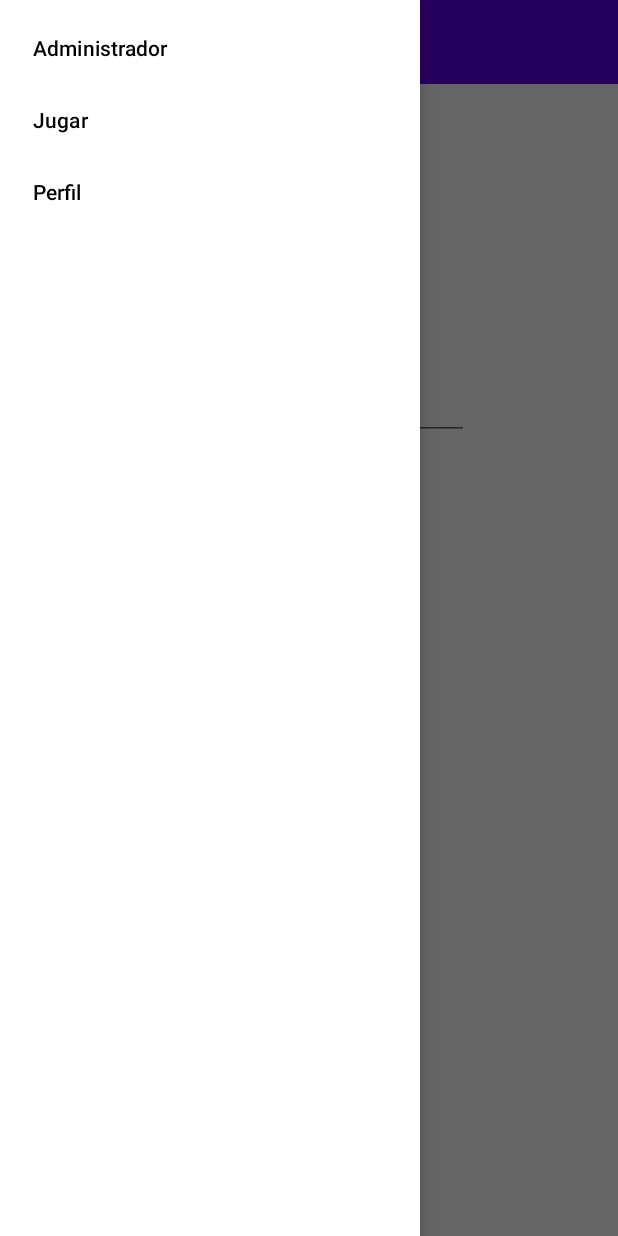
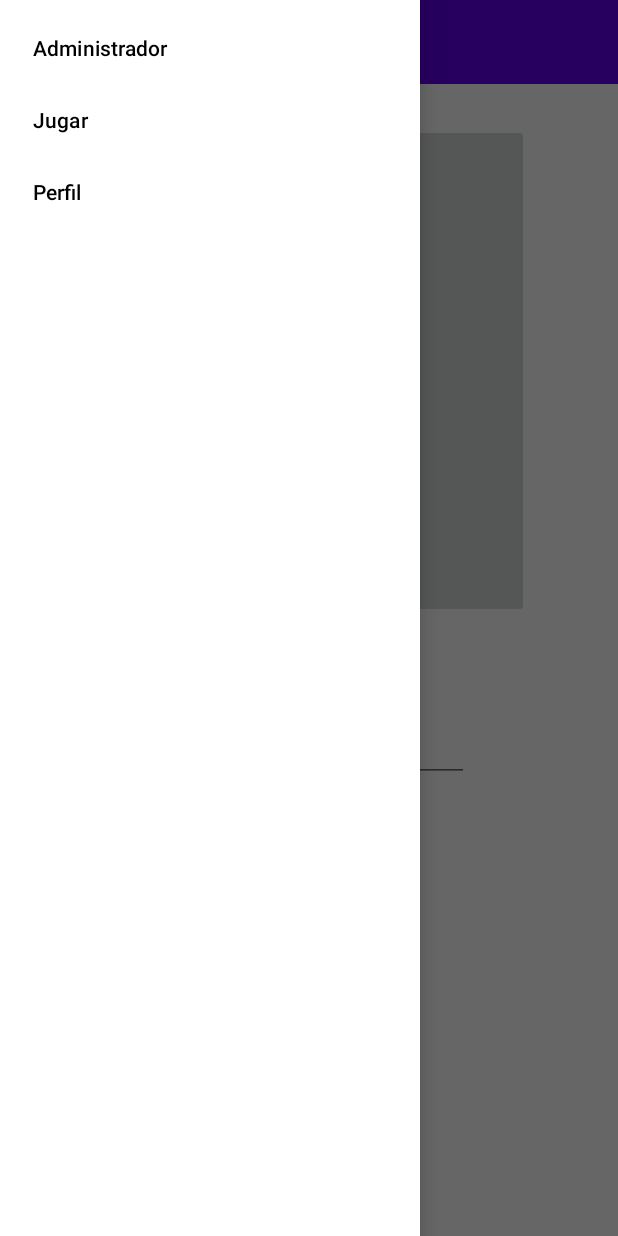
Before and after one commit to juanxoo5/TopTrump, an Android app: the CrearUsuFragment screen opened through its navigation route, with the side drawer open, on a phone screen of 412 x 824 dp. Run offline under Robolectric (Android 15) with nearby library versions, the phone set to English and light mode, and no system bars; our stand-ins replace navigation-ui.

Commit message:
imagenes delimitadas

```diff
--- a/app/build.gradle
+++ b/app/build.gradle
@@ -31,16 +31,16 @@ android {
 dependencies {
 
 
-    implementation 'com.google.android.gms:play-services-auth:17.0.0'
+    implementation 'com.google.android.gms:play-services-auth:19.0.0'
     implementation 'androidx.appcompat:appcompat:1.2.0'
     implementation 'com.google.android.material:material:1.2.1'
     implementation 'androidx.constraintlayout:constraintlayout:2.0.4'
     implementation 'androidx.navigation:navigation-fragment:2.3.2'
     implementation 'androidx.navigation:navigation-ui:2.3.2'
     implementation 'androidx.legacy:legacy-support-v4:1.0.0'
-    implementation 'androidx.room:room-runtime:2.2.5'
+    implementation 'androidx.room:room-runtime:2.2.6'
     testImplementation 'junit:junit:4.+'
     androidTestImplementation 'androidx.test.ext:junit:1.1.2'
     androidTestImplementation 'androidx.test.espresso:espresso-core:3.3.0'
-    annotationProcessor 'androidx.room:room-compiler:2.2.5'
+    annotationProcessor 'androidx.room:room-compiler:2.2.6'
 }
--- a/app/src/main/res/layout/fragment_crear_usu.xml
+++ b/app/src/main/res/layout/fragment_crear_usu.xml
@@ -31,30 +31,58 @@
 
             <ImageButton
                 android:id="@+id/ibtAvatar"
-                android:layout_width="wrap_content"
-                android:layout_height="wrap_content"
-                android:layout_marginTop="32dp"
-                android:layout_marginBottom="32dp"
+                android:layout_width="0dp"
+                android:layout_height="0dp"
                 android:contentDescription="@string/imagen"
                 android:src="@drawable/ic_launcher_foreground"
-                app:layout_constraintBottom_toTopOf="@+id/etNombreUsuario"
-                app:layout_constraintEnd_toEndOf="parent"
-                app:layout_constraintStart_toStartOf="parent"
-                app:layout_constraintTop_toBottomOf="@+id/tbCrearUsuFrgm"
+                app:layout_constraintBottom_toTopOf="@+id/guideline22"
+                app:layout_constraintEnd_toStartOf="@+id/guideline20"
+                app:layout_constraintHorizontal_bias="0.0"
+                app:layout_constraintStart_toStartOf="@+id/guideline19"
+                app:layout_constraintTop_toTopOf="@+id/guideline21"
+                app:layout_constraintVertical_bias="1.0"
                 tools:src="@tools:sample/avatars" />
 
             <EditText
                 android:id="@+id/etNombreUsuario"
                 android:layout_width="wrap_content"
                 android:layout_height="wrap_content"
-                android:layout_marginTop="32dp"
+                android:layout_marginTop="64dp"
                 android:autofillHints=""
                 android:ems="10"
                 android:hint="@string/nombre"
                 android:inputType="textPersonName"
                 app:layout_constraintEnd_toEndOf="parent"
                 app:layout_constraintStart_toStartOf="parent"
-                app:layout_constraintTop_toBottomOf="@+id/ibtAvatar" />
+                app:layout_constraintTop_toTopOf="@+id/guideline22" />
+
+            <androidx.constraintlayout.widget.Guideline
+                android:id="@+id/guideline19"
+                android:layout_width="wrap_content"
+                android:layout_height="wrap_content"
+                android:orientation="vertical"
+                app:layout_constraintGuide_percent="0.15" />
+
+            <androidx.constraintlayout.widget.Guideline
+                android:id="@+id/guideline20"
+                android:layout_width="wrap_content"
+                android:layout_height="wrap_content"
+                android:orientation="vertical"
+                app:layout_constraintGuide_percent="0.8564477" />
+
+            <androidx.constraintlayout.widget.Guideline
+                android:id="@+id/guideline21"
+                android:layout_width="wrap_content"
+                android:layout_height="wrap_content"
+                android:orientation="horizontal"
+                app:layout_constraintGuide_percent="0.1" />
+
+            <androidx.constraintlayout.widget.Guideline
+                android:id="@+id/guideline22"
+                android:layout_width="wrap_content"
+                android:layout_height="wrap_content"
+                android:orientation="horizontal"
+                app:layout_constraintGuide_percent="0.5" />
         </androidx.constraintlayout.widget.ConstraintLayout>
 
     </androidx.coordinatorlayout.widget.CoordinatorLayout>
--- a/app/src/main/res/menu/menu.xml
+++ b/app/src/main/res/menu/menu.xml
@@ -2,6 +2,4 @@
 <menu xmlns:android="http://schemas.android.com/apk/res/android"
     xmlns:app="http://schemas.android.com/apk/res-auto"
     xmlns:tools="http://schemas.android.com/tools"
-    tools:context="com.example.toptrump.view.MainActivity">
-
-</menu>
+    tools:context="com.example.toptrump.view.MainActivity"/>
```
Also changed, not shown: app/src/main/res/layout/fragment_perfil.xml (+34 -6 lines).
